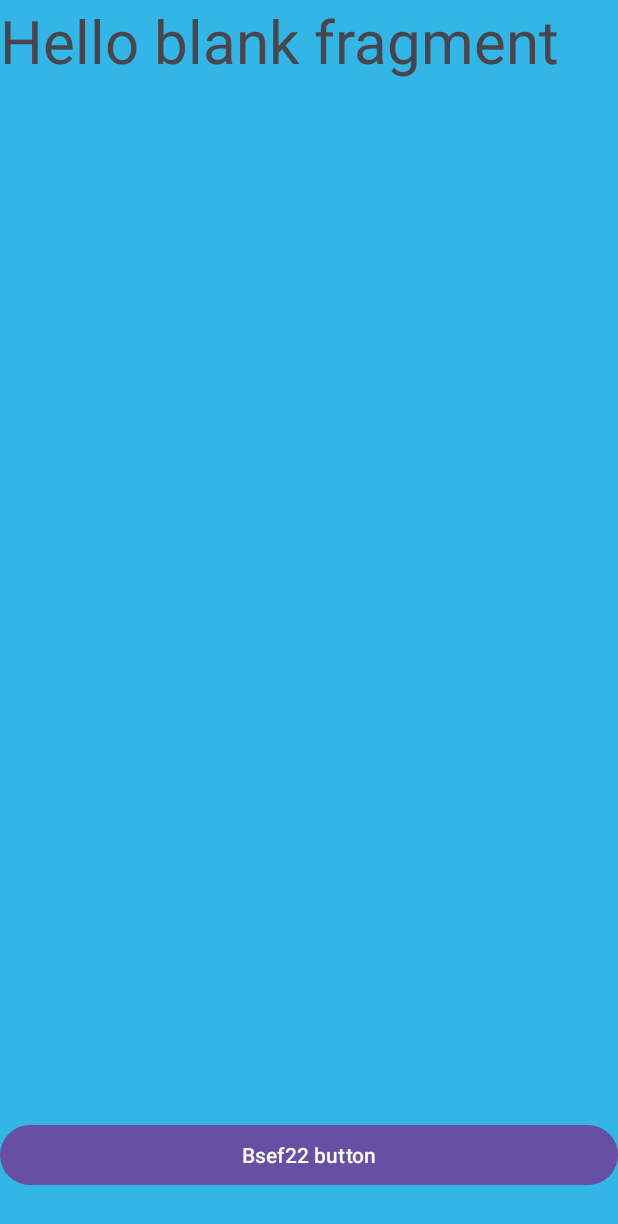
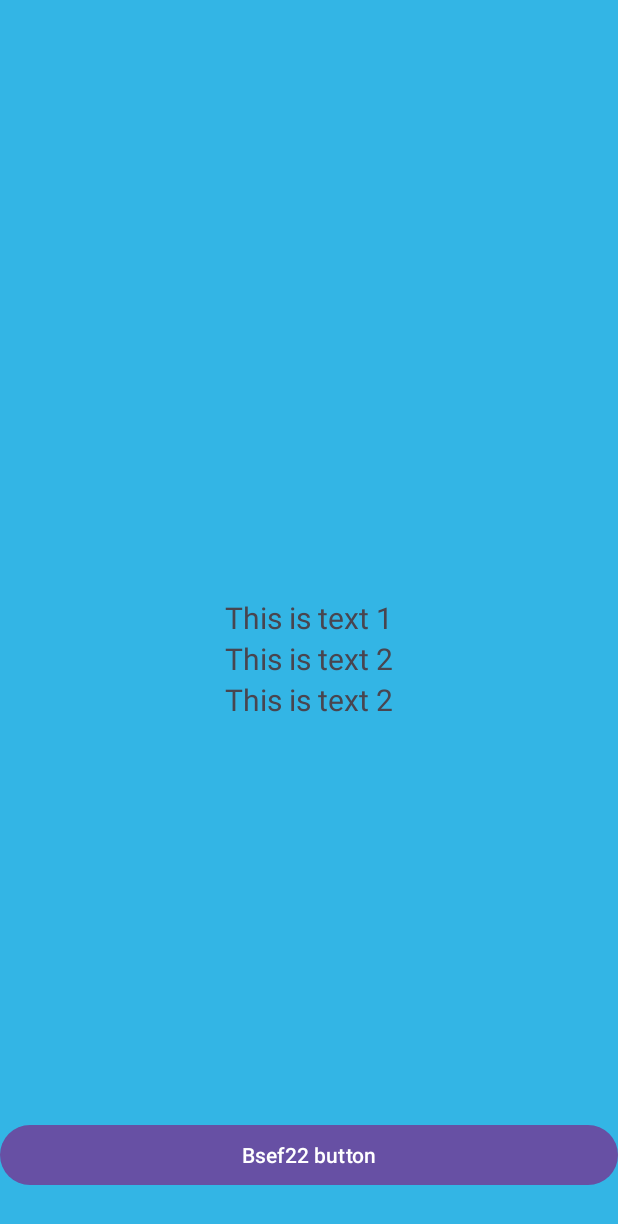
Before and after one commit to haris008/BSEF22, an Android app: the screen it shows after launch (MainActivity), on a phone screen of 412 x 824 dp. Shown: the top 1224 px of the screen. Run offline under Robolectric (Android 15) with nearby library versions, the light colour scheme and no system bars; our stand-ins replace data binding; 3 statements that could not run were skipped.

Commit message:
code till midterm

```diff
--- a/app/build.gradle.kts
+++ b/app/build.gradle.kts
@@ -53,8 +53,6 @@ dependencies {
     // Navigation Component
     implementation(libs.androidx.navigation.fragment.ktx)
     implementation(libs.androidx.navigation.ui.ktx)
-    implementation(libs.androidx.navigation.fragment.ktx)
-    implementation(libs.androidx.navigation.ui.ktx)
 
 
 }
--- a/app/src/main/java/com/example/bsef22app/BlankFragment.kt
+++ b/app/src/main/java/com/example/bsef22app/BlankFragment.kt
@@ -7,6 +7,8 @@ import androidx.fragment.app.Fragment
 import android.view.LayoutInflater
 import android.view.View
 import android.view.ViewGroup
+import androidx.recyclerview.widget.LinearLayoutManager
+import androidx.recyclerview.widget.RecyclerView
 
 // TODO: Rename parameter arguments, choose names that match
 // the fragment initialization parameters, e.g. ARG_ITEM_NUMBER
@@ -30,6 +32,7 @@ class BlankFragment : Fragment() {
             param1 = it.getString(ARG_PARAM1)
             param2 = it.getString(ARG_PARAM2)
         }
+
     }
 
     override fun onCreateView(
@@ -38,7 +41,22 @@ class BlankFragment : Fragment() {
     ): View? {
         // Inflate the layout for this fragment
         Log.d("haris","fragment onCreateView")
-        return inflater.inflate(R.layout.fragment_blank, container, false)
+        val view =  inflater.inflate(R.layout.fragment_blank, container, false)
+
+
+        val recyclerView = view.findViewById<RecyclerView>(R.id.countryRecyclerView)
+        recyclerView.layoutManager = LinearLayoutManager(activity)
+
+        val list = listOf<Country>(
+            Country(countryName = "Pakistan", countryCapital = "Islamabad"),
+            Country(countryName = "India", countryCapital = "Delhi"),
+            Country(countryName = "Bangladesh", countryCapital = "Dhaka"),
+            Country(countryName = "Afghanistan", countryCapital = "Kabul"))
+
+        recyclerView.adapter = CountryAdapter(countries = list)
+
+
+        return view
     }
 
     override fun onViewCreated(view: View, savedInstanceState: Bundle?) {
--- /dev/null
+++ b/app/src/main/java/com/example/bsef22app/Country.kt
@@ -0,0 +1,7 @@
+package com.example.bsef22app
+
+data class Country (
+    var countryName:String,
+    var countryCapital:String){
+
+}
--- a/app/src/main/res/layout/fragment_blank.xml
+++ b/app/src/main/res/layout/fragment_blank.xml
@@ -1,16 +1,46 @@
 <?xml version="1.0" encoding="utf-8"?>
-<FrameLayout xmlns:android="http://schemas.android.com/apk/res/android"
+<RelativeLayout xmlns:android="http://schemas.android.com/apk/res/android"
     xmlns:tools="http://schemas.android.com/tools"
     android:layout_width="match_parent"
     android:layout_height="match_parent"
-    tools:context=".BlankFragment"
-    android:background="@android:color/holo_blue_light">
+    android:layout_gravity="center_vertical"
+    android:background="@android:color/holo_blue_light"
+    android:orientation="vertical"
+    tools:context=".BlankFragment">
 
-    <!-- TODO: Update blank fragment layout -->
+
+
     <TextView
-        android:layout_width="match_parent"
-        android:layout_height="match_parent"
-        android:text="@string/hello_blank_fragment"
-        android:textSize="40sp"/>
+        android:id="@+id/txt1"
+        android:layout_width="wrap_content"
+        android:layout_height="wrap_content"
+        android:layout_centerHorizontal="true"
+        android:layout_centerVertical="true"
+        android:text="This is text 1"
+        android:textSize="20sp"
+    />
 
-</FrameLayout>
+    <TextView
+        android:id="@+id/txt2"
+        android:layout_width="wrap_content"
+        android:layout_height="wrap_content"
+        android:layout_centerHorizontal="true"
+        android:layout_centerVertical="true"
+        android:layout_below="@id/txt1"
+        android:text="This is text 2"
+        android:textSize="20sp"
+        />
+
+    <TextView
+        android:id="@+id/txt3"
+        android:layout_width="wrap_content"
+        android:layout_height="wrap_content"
+        android:layout_centerHorizontal="true"
+        android:layout_centerVertical="true"
+        android:layout_below="@id/txt2"
+        android:text="This is text 2"
+        android:textSize="20sp"
+        />
+
+
+</RelativeLayout>
--- a/app/src/main/res/navigation/nav_graph.xml
+++ b/app/src/main/res/navigation/nav_graph.xml
@@ -3,29 +3,19 @@
              xmlns:app="http://schemas.android.com/apk/res-auto"
     xmlns:tools="http://schemas.android.com/tools"
     android:id="@+id/nav_graph"
-    app:startDestination="@id/blankFragment">
-
+    app:startDestination="@id/blankFragment2">
     <fragment
-        android:id="@+id/blankFragment"
+        android:id="@+id/blankFragment2"
         android:name="com.example.bsef22app.BlankFragment"
         android:label="fragment_blank"
         tools:layout="@layout/fragment_blank" >
         <action
-            android:id="@+id/action_blankFragment_to_secondFragment"
-            app:destination="@id/secondFragment" />
+            android:id="@+id/actionTakeMeToSecondFragment"
+            app:destination="@id/secondFragment2" />
     </fragment>
-
     <fragment
-        android:id="@+id/secondFragment"
+        android:id="@+id/secondFragment2"
         android:name="com.example.bsef22app.SecondFragment"
         android:label="fragment_second"
-        tools:layout="@layout/fragment_second" >
-<!--        <argument-->
-<!--            android:name="userId"-->
-<!--            app:argType="integer" />-->
-<!--        <argument-->
-<!--            android:name="userName"-->
-<!--            app:argType="string" />-->
-    </fragment>
-
+        tools:layout="@layout/fragment_second" />
 </navigation>
--- a/app/src/main/res/values/colors.xml
+++ b/app/src/main/res/values/colors.xml
@@ -1,5 +1,6 @@
 <?xml version="1.0" encoding="utf-8"?>
 <resources>
     <color name="black">#FF000000</color>
-    <color name="white">#FFFFFFFF</color>
+    <color name="white">#4D2E2E</color>
+    <color name="recyclerViewBackground">#0FED97</color>
 </resources>
```
Also changed, not shown: app/src/main/java/com/example/bsef22app/CountryAdapter.kt (added, +40 -0 lines), app/src/main/java/com/example/bsef22app/MainActivity.kt (+16 -4 lines), app/src/main/java/com/example/bsef22app/SecondFragment.kt (+11 -1 lines), app/src/main/java/com/example/bsef22app/UserAdapter.kt (+9 -9 lines), app/src/main/res/layout/item_row.xml (+4 -4 lines).
